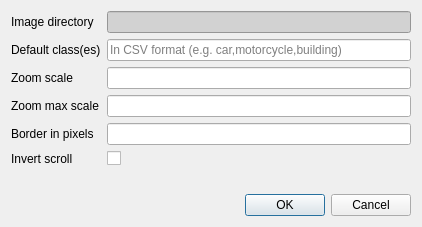
Above: dialog_settings.ui from bruceHun/pythonImageEditor before the change. Below: the same form after it.
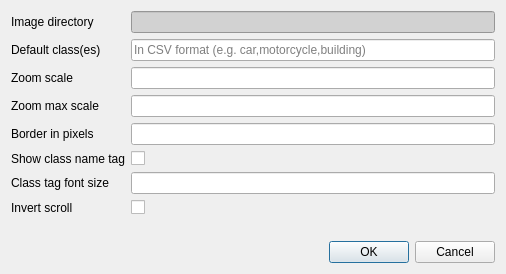
That is the form after the change.

Commit message: Add class name tag

Patch:
```diff
--- a/dialog_settings.ui
+++ b/dialog_settings.ui
@@ -6,10 +6,28 @@
    <rect>
     <x>0</x>
     <y>0</y>
-    <width>422</width>
-    <height>227</height>
+    <width>506</width>
+    <height>274</height>
    </rect>
   </property>
+  <property name="sizePolicy">
+   <sizepolicy hsizetype="Preferred" vsizetype="Fixed">
+    <horstretch>0</horstretch>
+    <verstretch>0</verstretch>
+   </sizepolicy>
+  </property>
+  <property name="minimumSize">
+   <size>
+    <width>506</width>
+    <height>0</height>
+   </size>
+  </property>
+  <property name="maximumSize">
+   <size>
+    <width>16777215</width>
+    <height>274</height>
+   </size>
+  </property>
   <property name="windowTitle">
    <string>Settings</string>
   </property>
@@ -76,14 +94,14 @@
        </property>
       </widget>
      </item>
-     <item row="5" column="1">
+     <item row="7" column="1">
       <widget class="QCheckBox" name="checkBox">
        <property name="text">
         <string/>
        </property>
       </widget>
      </item>
-     <item row="5" column="0">
+     <item row="7" column="0">
       <widget class="QLabel" name="label_4">
        <property name="styleSheet">
         <string notr="true">font: 9pt &quot;Arial&quot;;</string>
@@ -127,10 +145,46 @@
        </property>
       </widget>
      </item>
+     <item row="5" column="0">
+      <widget class="QLabel" name="label_7">
+       <property name="styleSheet">
+        <string notr="true">font: 9pt &quot;Arial&quot;;</string>
+       </property>
+       <property name="text">
+        <string>Show class name tag</string>
+       </property>
+      </widget>
+     </item>
+     <item row="6" column="0">
+      <widget class="QLabel" name="label_8">
+       <property name="styleSheet">
+        <string notr="true">font: 9pt &quot;Arial&quot;;</string>
+       </property>
+       <property name="text">
+        <string>Class tag font size</string>
+       </property>
+      </widget>
+     </item>
+     <item row="6" column="1">
+      <widget class="QLineEdit" name="lineEdit_6"/>
+     </item>
+     <item row="5" column="1">
+      <widget class="QCheckBox" name="checkBox_2">
+       <property name="text">
+        <string/>
+       </property>
+       <property name="checked">
+        <bool>false</bool>
+       </property>
+      </widget>
+     </item>
     </layout>
    </item>
    <item>
     <widget class="QDialogButtonBox" name="buttonBox">
+     <property name="styleSheet">
+      <string notr="true">font: 9pt &quot;Arial&quot;;</string>
+     </property>
      <property name="orientation">
       <enum>Qt::Horizontal</enum>
      </property>
```
The commit also changes 4 other files.
